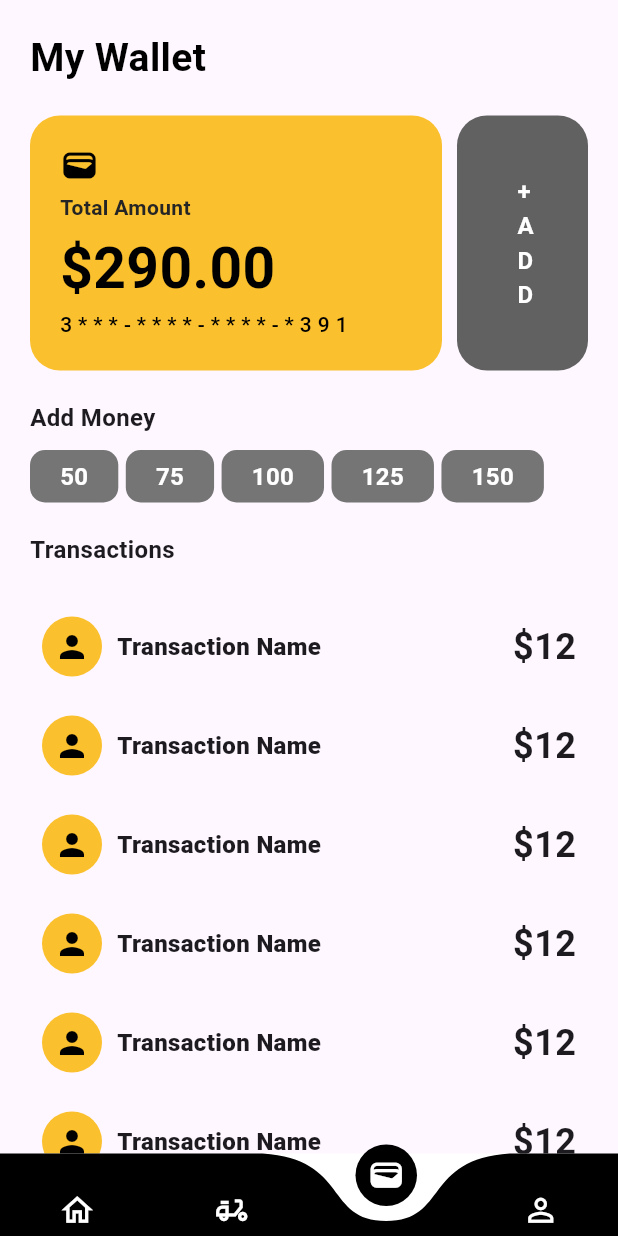
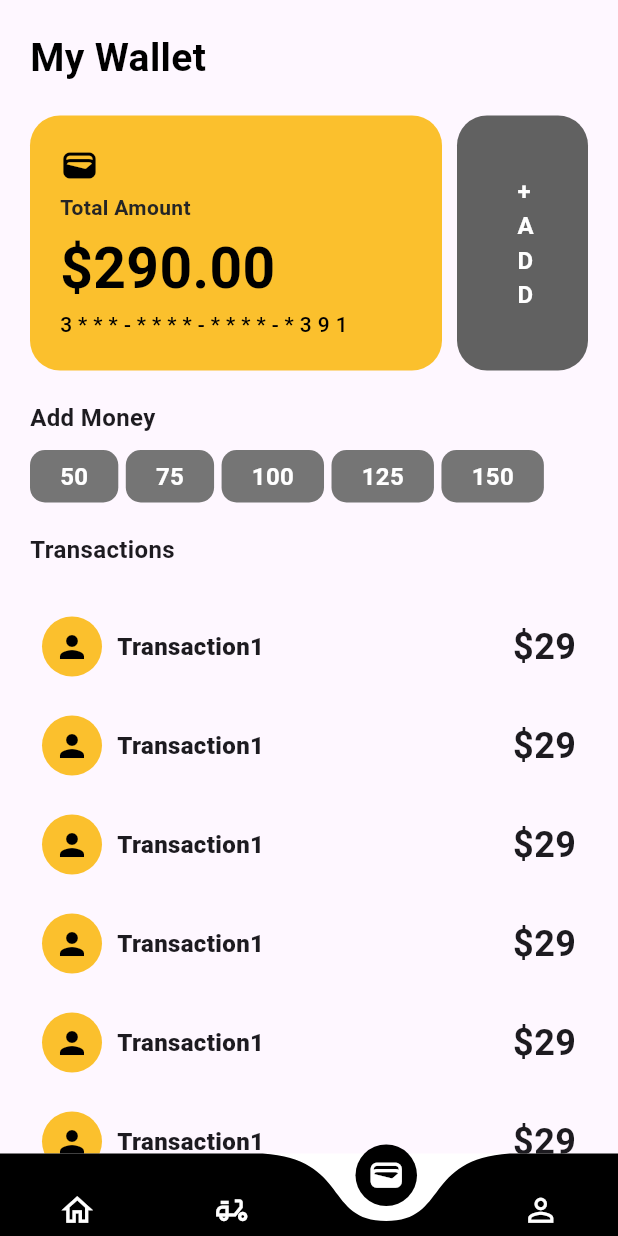
Before and after one commit to ganeshgovala/FoodApp, a Flutter app: the screen it shows after launch, item 3 of the bottom bar chosen, on a phone screen of 412 x 824 dp. Run offline on Flutter 3.47's test engine with Material 3 defaults, Android fonts, the phone set to English and light mode, and no system bars; drawn by our look-alikes of curved_navigation_bar; our stand-ins replace firebase_auth, firebase_core; accounts and stored records are empty.

Commit message:
TransactionCard changes

```diff
--- a/foodapp/lib/components/TransactionCard.dart
+++ b/foodapp/lib/components/TransactionCard.dart
@@ -26,13 +26,13 @@ class TransactionCard extends StatelessWidget {
                   child: Icon(Icons.person, color: const Color.fromARGB(255, 0, 0, 0))
                 ),
                 SizedBox(width: 10),
-                Text("Transaction Name", style : TextStyle(
+                Text(TransactionName, style : TextStyle(
                   fontSize: 16,
                   fontWeight: FontWeight.w800
                 )),
               ],
             ),
-            Text("\$12", style : TextStyle(
+            Text("\$${price}", style : TextStyle(
               fontSize: 24,
               fontWeight: FontWeight.bold
             ))
```
